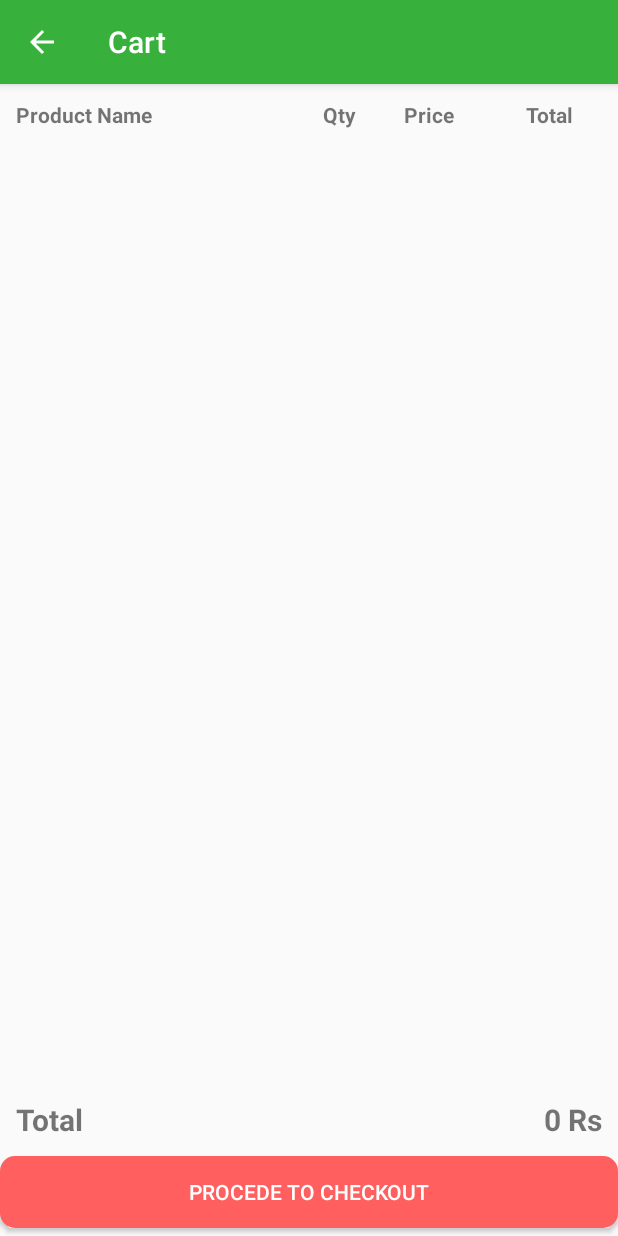
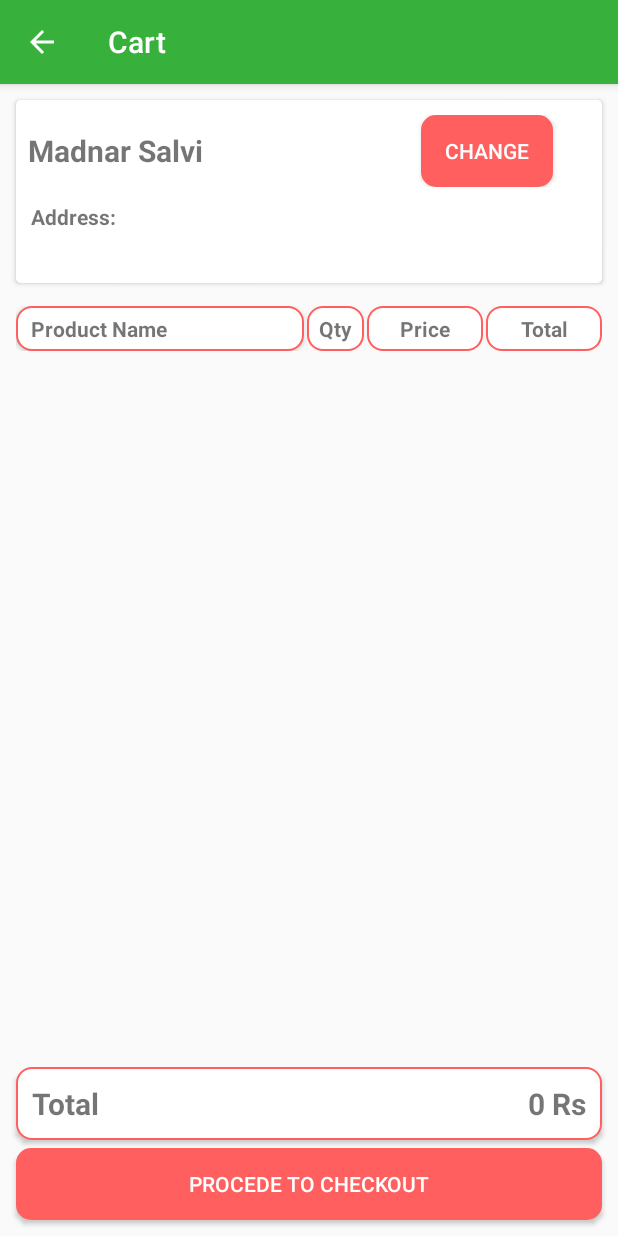
Before and after one commit to Mandar800/E-Farm, an Android app: the MainActivity screen opened directly, with no data from a screen before it, after a tap on "profile", on a phone screen of 412 x 824 dp. Run offline under Robolectric (Android 15) with nearby library versions, the phone set to English and light mode, and no system bars; our stand-ins replace Volley; network calls fail.

Commit message:
Complete Cart Activity

```diff
--- a/app/src/main/java/com/example/emandi/MainActivity.java
+++ b/app/src/main/java/com/example/emandi/MainActivity.java
@@ -52,7 +52,8 @@ public class MainActivity extends AppCompatActivity {
         models= new ArrayList<>();
         myAdapter = new MyAdapter(this,models);
         mRecyclerView.setAdapter(myAdapter);
-        getData();
+       getData();
+
 
 
     }
@@ -149,7 +150,7 @@ public class MainActivity extends AppCompatActivity {
             Bundle extra = new Bundle();
             extra.putSerializable("objects", myAdapter.cart);
             intent.putExtra("cart",extra);
-            startActivity(intent);
+            startActivityForResult(intent,0);
 
         }
         if(id==R.id.profile){
--- a/app/src/main/java/com/example/emandi/cart_activity.java
+++ b/app/src/main/java/com/example/emandi/cart_activity.java
@@ -2,8 +2,10 @@ package com.example.emandi;
 
 import androidx.appcompat.app.AppCompatActivity;
 
+import android.content.SharedPreferences;
 import android.os.Bundle;
 import android.util.Log;
+import android.view.View;
 import android.widget.ListView;
 import android.widget.TextView;
 import android.widget.Toast;
@@ -16,11 +18,14 @@ public class cart_activity extends AppCompatActivity {
     protected void onCreate(Bundle savedInstanceState) {
         super.onCreate(savedInstanceState);
         setContentView(R.layout.activity_cart_activity);
+        SharedPreferences sharedPreferences = getSharedPreferences(Login.SHARED_PREFS,MODE_PRIVATE);
+        SharedPreferences.Editor editor = editor = sharedPreferences.edit();
         Bundle extra =  getIntent().getBundleExtra("cart");
         ArrayList<Model> list = (ArrayList<Model>) extra.getSerializable("objects");
         TextView totalPrice = findViewById(R.id.totalprice);
         ListView listcart = findViewById(R.id.cartlist);
         int Price = 0;
+
         CartListAdapter adapter = new CartListAdapter(this,R.layout.cart_list,list);
         listcart.setAdapter(adapter);
         for(Model m : list){
@@ -29,10 +34,24 @@ public class cart_activity extends AppCompatActivity {
         //Toast.makeText(this,Integer.toString(adapter.totalprice),Toast.LENGTH_LONG).show();
         totalPrice.setText(Integer.toString(Price)+" Rs");
 
+        String address = sharedPreferences.getString("add","");
+        TextView add = findViewById(R.id.addresscart);
+        add.setText(address);
+
+    }
+
+    @Override
+    public boolean onSupportNavigateUp() {
+        finish();
+        return true;
     }
 
     @Override
     public void onBackPressed() {
+        finish();
+    }
+
+    public void Checkout(View view) {
 
     }
 }
--- a/app/src/main/res/layout/activity_cart_activity.xml
+++ b/app/src/main/res/layout/activity_cart_activity.xml
@@ -6,9 +6,81 @@
     android:layout_height="match_parent"
     tools:context=".cart_activity"
     android:orientation="vertical"
-
+    android:layout_margin="5dp"
     >
 
+    <androidx.cardview.widget.CardView
+        android:id="@+id/card"
+        android:layout_width="match_parent"
+        android:layout_height="wrap_content"
+        android:layout_margin="5dp"
+        android:elevation="2dp"
+        app:layout_constraintBottom_toTopOf="@id/linearLayout"
+        app:cardCornerRadius="3dp"
+        app:layout_constraintEnd_toEndOf="parent"
+        app:layout_constraintStart_toStartOf="parent"
+        app:layout_constraintTop_toTopOf="parent">
+
+      <LinearLayout
+          android:layout_width="match_parent"
+          android:layout_height="wrap_content"
+          android:orientation="vertical">
+          <LinearLayout
+              android:layout_width="match_parent"
+              android:layout_height="wrap_content"
+              android:orientation="horizontal"
+              android:weightSum="10"
+              >
+              <TextView
+                  android:layout_width="wrap_content"
+                  android:layout_height="wrap_content"
+                  android:text="Madnar Salvi"
+                  android:layout_margin="8dp"
+                  android:textSize="20dp"
+                  android:textStyle="bold"
+                  android:layout_gravity="center"
+                  android:layout_weight="7"
+                  />
+              <LinearLayout
+                  android:layout_width="wrap_content"
+                  android:layout_height="wrap_content"
+                  android:layout_weight="3"
+                  android:gravity="center"
+                  android:padding="10dp"
+                  >
+
+                  <Button
+                      android:layout_width="wrap_content"
+                      android:layout_height="wrap_content"
+                      android:textColor="@color/WHite"
+                      android:text="Change"
+                      android:elevation="3dp"
+                      android:background="@drawable/add_button"
+                      />
+
+              </LinearLayout>
+
+          </LinearLayout>
+          <TextView
+
+              android:layout_width="match_parent"
+              android:layout_height="wrap_content"
+              android:layout_marginHorizontal="10dp"
+              android:layout_marginBottom="5dp"
+              android:text="Address:"
+              android:textStyle="bold"
+              />
+          <TextView
+              android:id="@+id/addresscart"
+              android:layout_width="match_parent"
+              android:layout_height="wrap_content"
+              android:layout_marginHorizontal="10dp"
+              android:text=""
+              android:layout_marginBottom="10dp"
+
+              />
+      </LinearLayout>
+    </androidx.cardview.widget.CardView>
     <LinearLayout
         android:id="@+id/linearLayout"
         android:layout_width="fill_parent"
@@ -16,18 +88,26 @@
         android:orientation="horizontal"
         android:padding="5dp"
         android:weightSum="10"
-        tools:ignore="MissingConstraints">
+        android:layout_marginTop="10dp"
+        tools:ignore="MissingConstraints"
+        app:layout_constraintTop_toBottomOf="@id/card"
 
+        >
         <TextView
             android:layout_width="0dp"
             android:layout_height="wrap_content"
             android:layout_weight="5"
             android:gravity="center"
-            android:padding="5dp"
+            android:paddingVertical="5dp"
+            android:paddingHorizontal="10dp"
             android:textStyle="bold"
             android:text="Product Name"
             android:textAlignment="textStart"
-            tools:ignore="RtlCompat" />
+            tools:ignore="RtlCompat"
+            android:layout_marginRight="2dp"
+            android:elevation="2dp"
+            android:background="@drawable/plus_minus_buttons"
+            />
 
         <TextView
             android:layout_width="0dp"
@@ -38,7 +118,10 @@
             android:text="Qty"
             android:textStyle="bold"
             android:textAlignment="center"
-            tools:ignore="RtlCompat" />
+            android:elevation="2dp"
+            tools:ignore="RtlCompat"
+            android:layout_marginRight="2dp"
+            android:background="@drawable/plus_minus_buttons"/>
 
         <TextView
             android:layout_width="0dp"
@@ -49,7 +132,10 @@
             android:padding="5dp"
             android:text="Price"
             android:textAlignment="center"
-            tools:ignore="RtlCompat" />
+            tools:ignore="RtlCompat"
+            android:layout_marginRight="2dp"
+            android:elevation="2dp"
+            android:background="@drawable/plus_minus_buttons"/>
 
         <TextView
             android:layout_width="0dp"
@@ -58,9 +144,11 @@
             android:gravity="center"
             android:textStyle="bold"
             android:padding="5dp"
+            android:elevation="2dp"
             android:text="Total"
             android:textAlignment="center"
-            tools:ignore="RtlCompat" />
+            tools:ignore="RtlCompat"
+            android:background="@drawable/plus_minus_buttons"/>
     </LinearLayout>
 
 
@@ -68,7 +156,10 @@
         android:id="@+id/cartlist"
         android:layout_width="match_parent"
         android:layout_height="match_parent"
+
         app:layout_constrainedHeight="true"
+
+        android:elevation="2dp"
         app:layout_constraintBottom_toTopOf="@+id/totallayout"
         app:layout_constraintTop_toBottomOf="@+id/linearLayout"
         tools:ignore="MissingConstraints" />
@@ -77,9 +168,12 @@
         android:id="@+id/totallayout"
         android:layout_width="fill_parent"
         android:layout_height="wrap_content"
+        android:background="@drawable/plus_minus_buttons"
         android:orientation="horizontal"
+        android:layout_margin="5dp"
         android:padding="5dp"
         android:weightSum="10"
+        android:elevation="2dp"
         app:layout_constraintBottom_toTopOf="@id/button"
         >
 
@@ -117,6 +211,9 @@
         app:layout_constraintBottom_toBottomOf="parent"
         app:layout_constraintEnd_toEndOf="parent"
         app:layout_constraintStart_toStartOf="parent"
-        android:layout_marginVertical="5dp"
+        android:layout_margin="5dp"
+        android:onClick="Checkout"
+        android:elevation="2dp"
         />
+
 </androidx.constraintlayout.widget.ConstraintLayout>
```
